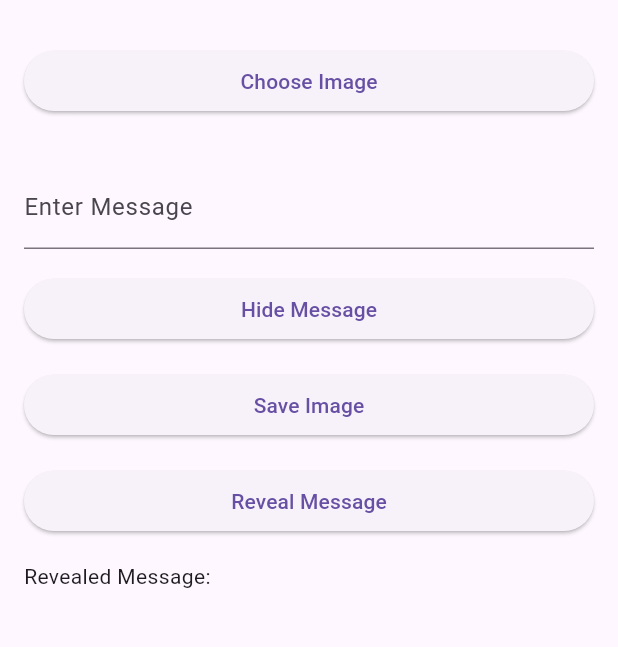
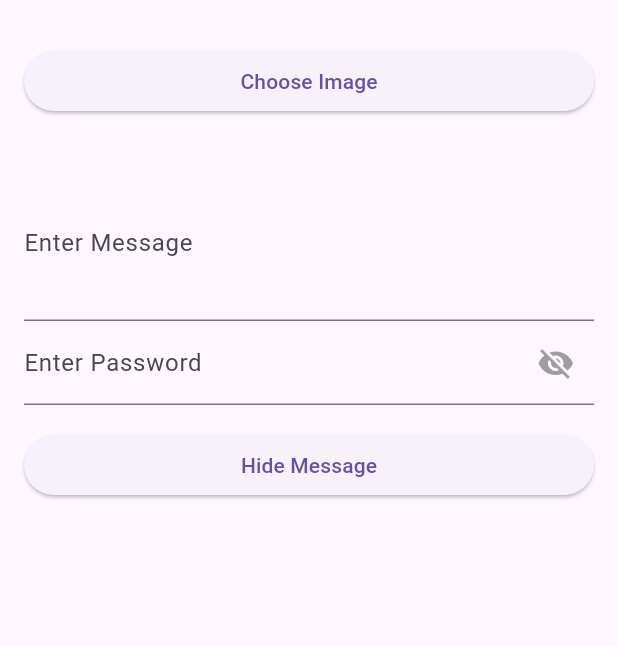
Before and after one commit to devanilarassati/stegLock, a Flutter app: the screen it shows after launch, after a tap on "Encode", on a phone screen of 412 x 824 dp, the part 63-710 px from its top. Run offline on Flutter 3.47's test engine with Material 3 defaults, Android fonts, the phone set to English and light mode, and no system bars; our stand-ins replace file_picker, image_picker, permission_handler; missing offline and left inert: external_path, steganograph.

Commit message:
chore: add basic feature

```diff
--- a/lib/pages/decryption_page.dart
+++ b/lib/pages/decryption_page.dart
@@ -62,7 +62,7 @@ class _DecryptionPageState extends State<DecryptionPage> {
                 }
 
                 // Perform decryption
-                result = Util.decryptOTP(encryptedText, key);
+                // result = Util.decrypt(encryptedText, key);
 
                 // Display result
                 showDialog(
--- /dev/null
+++ b/lib/pages/encode_page.dart
@@ -0,0 +1,136 @@
+import 'dart:io';
+import 'package:external_path/external_path.dart';
+import 'package:file_picker/file_picker.dart';
+import 'package:flutter/material.dart';
+import 'package:image_picker/image_picker.dart';
+import 'package:path_provider/path_provider.dart';
+import 'package:steganograph/steganograph.dart';
+import 'package:steglock2/supports/util.dart';
+import 'package:path/path.dart' as Path;
+
+class EncodePage extends StatefulWidget {
+  @override
+  _EncodePageState createState() => _EncodePageState();
+}
+
+class _EncodePageState extends State<EncodePage> {
+  File? _imageFile;
+  bool _passwordVisible = false;
+  final TextEditingController _messageController = TextEditingController();
+  final TextEditingController _passwordController = TextEditingController();
+
+  @override
+  Widget build(BuildContext context) {
+    return Scaffold(
+      appBar: AppBar(
+        title: Text('Steganography'),
+      ),
+      body: Expanded(
+        child: SingleChildScrollView(
+          child: Padding(
+            padding: const EdgeInsets.all(16.0),
+            child: Column(
+              crossAxisAlignment: CrossAxisAlignment.stretch,
+              children: [
+                ElevatedButton(
+                  onPressed: () => _pickImage(ImageSource.gallery),
+                  child: Text('Choose Image'),
+                ),
+                SizedBox(height: 16),
+                _imageFile != null
+                    ? Image.file(
+                        _imageFile!,
+                        height: 200,
+                      )
+                    : Container(),
+                SizedBox(height: 16),
+                TextField(
+                  controller: _messageController,
+                  minLines: 3,
+                  maxLines: null,
+                  keyboardType: TextInputType.multiline,
+                  textCapitalization: TextCapitalization.sentences,
+                  decoration: InputDecoration(labelText: 'Enter Message'),
+                ),
+                TextField(
+                  controller: _passwordController,
+                  obscureText: !_passwordVisible,
+                  enableSuggestions: false,
+                  autocorrect: false,
+                  decoration: InputDecoration(
+                    labelText: 'Enter Password',
+                    suffixIcon: GestureDetector(
+                      onTap: () {
+                        setState(() {
+                          _passwordVisible = !_passwordVisible;
+                        });
+                      },
+                      child: Container(
+                          margin: const EdgeInsets.all(13),
+                          child: Icon(
+                              this._passwordVisible
+                                  ? Icons.visibility
+                                  : Icons.visibility_off,
+                              color: Colors.grey,
+                              size: 25)),
+                    ),
+                  ),
+                ),
+                SizedBox(height: 16),
+                ElevatedButton(
+                  onPressed: _hideMessage,
+                  child: Text('Hide Message'),
+                ),
+                // SizedBox(height: 16),
+                // TextButton(
+                //   onPressed: () {
+                //     Clipboard.setData(ClipboardData(text: _key));
+                //   },
+                //   child: Text('Key: ${_key}'),
+                // ),
+              ],
+            ),
+          ),
+        ),
+      ),
+    );
+  }
+
+  Future<void> _pickImage(ImageSource source) async {
+    final pickedFile = await FilePicker.platform.pickFiles(
+      type: FileType.custom,
+      allowMultiple: false,
+      allowedExtensions: ['png'],
+    );
+
+    if (pickedFile != null) {
+      setState(() {
+        _imageFile = File(pickedFile.paths.first!);
+        // Reset the message when a new image is picked
+        _messageController.text = '';
+      });
+    }
+  }
+
+  Future<void> _hideMessage() async {
+    if (_imageFile == null) {
+      return;
+    }
+
+    // ecryption and steganography the message
+    String extPath = await ExternalPath.getExternalStoragePublicDirectory(
+        ExternalPath.DIRECTORY_DOWNLOADS);
+    final imagePath = extPath + "/steglock_" + Path.basename(_imageFile!.path);
+    debugPrint(
+        '${_messageController.text} ----- ${_passwordController.text} --- ${imagePath}');
+    // await imageFile?.copy(imagePath);
+    File? file = await Steganograph.encode(
+      image: File(_imageFile!.path),
+      message: _messageController.text,
+      encryptionKey: _passwordController.text,
+      outputFilePath: extPath + "/steglock_" + Path.basename(_imageFile!.path),
+    );
+    debugPrint(file!.path);
+    Util.showInfoDialog(context, () {});
+  }
+}
--- a/lib/pages/encryption_page.dart
+++ b/lib/pages/encryption_page.dart
@@ -43,6 +43,7 @@ class _EncryptionPageState extends State<EncryptionPage> {
             ),
             TextField(
               controller: messageController,
+              minLines: 3,
               decoration: InputDecoration(labelText: 'Masukkan Pesan'),
             ),
             TextField(
@@ -78,7 +79,7 @@ class _EncryptionPageState extends State<EncryptionPage> {
                 }
 
                 // Perform encryption
-                result = Util.encryptOTP(message, key);
+                // result = Util.encryptOTP(message, key);
 
                 // Display result
                 showDialog(
--- a/lib/pages/home_page.dart
+++ b/lib/pages/home_page.dart
@@ -1,9 +1,24 @@
 import 'package:flutter/material.dart';
+import 'package:permission_handler/permission_handler.dart';
+import 'package:steglock2/pages/decode_page.dart';
 import 'package:steglock2/pages/decryption_page.dart';
 import 'package:steglock2/pages/encryption_page.dart';
-import 'package:steglock2/pages/steganography_page.dart';
+import 'package:steglock2/pages/encode_page.dart';
 
-class HomePage extends StatelessWidget {
+class HomePage extends StatefulWidget {
+  @override
+  _HomePageState createState() => _HomePageState();
+}
+
+class _HomePageState extends State<HomePage> {
+
+  @override
+  void initState() {
+    // TODO: implement initState
+    super.initState();
+    _grantPermission();
+  }
+
   @override
   Widget build(BuildContext context) {
     return Scaffold(
@@ -38,7 +53,7 @@ class HomePage extends StatelessWidget {
               onPressed: () {
                 Navigator.push(
                   context,
-                  MaterialPageRoute(builder: (context) => SteganographyPage()),
+                  MaterialPageRoute(builder: (context) => EncodePage()),
                 );
               },
               child: Text('Encode'),
@@ -48,7 +63,7 @@ class HomePage extends StatelessWidget {
               onPressed: () {
                 Navigator.push(
                   context,
-                  MaterialPageRoute(builder: (context) => SteganographyPage()),
+                  MaterialPageRoute(builder: (context) => DecodePage()),
                 );
               },
               child: Text('Decode'),
@@ -58,4 +73,15 @@ class HomePage extends StatelessWidget {
       ),
     );
   }
+
+  void _grantPermission () async {
+    var status = await Permission.storage.status;
+    if (status.isGranted) {
+
+    } else {
+      await Permission.storage.request();
+      status = await Permission.storage.status;
+      print(status);
+    }
+ }
 }
--- a/lib/pages/steganography_page.dart
+++ /dev/null
@@ -1,179 +0,0 @@
-import 'dart:io';
-import 'dart:typed_data';
-
-import 'package:flutter/material.dart';
-import 'package:image_picker/image_picker.dart';
-import 'package:path_provider/path_provider.dart';
-import 'package:steglock2/supports/util.dart';
-import 'package:image/image.dart' as img;
-
-class SteganographyPage extends StatefulWidget {
-  @override
-  _SteganographyPageState createState() => _SteganographyPageState();
-}
-
-class _SteganographyPageState extends State<SteganographyPage> {
-  File? _imageFile;
-  String _message = '';
-  TextEditingController _messageController = TextEditingController();
-
-  Future<void> _pickImage(ImageSource source) async {
-    final pickedFile = await ImagePicker().pickImage(source: source);
-
-    if (pickedFile != null) {
-      setState(() {
-        _imageFile = File(pickedFile.path);
-        _messageController.text =
-            ''; // Reset the message when a new image is picked
-      });
-    }
-  }
-
-  Future<void> _saveImage() async {
-    if (_imageFile == null) {
-      return;
-    }
-
-    // Menggunakan package path_provider untuk mendapatkan direktori penyimpanan eksternal
-    final directory = await getExternalStorageDirectory();
-    final imagePath = '${directory!.path}/hidden_image.png';
-
-    // Menyimpan gambar tersembunyi
-    _imageFile!.copy(imagePath).then((value) {
-      Util.showInfoDialog(context, () {
-        Navigator.of(context).pop();
-      });
-    });
-  }
-
-  Future<void> _hideMessage() async {
-    if (_imageFile == null) {
-      return;
-    }
-
-    final bytes = await _imageFile!.readAsBytes();
-    final image = img.decodeImage(Uint8List.fromList(bytes));
-
-    if (image != null) {
-      String message = _messageController.text;
-
-      if (message.isNotEmpty) {
-        // Convert the message to binary
-        List<int> binaryMessage = message.codeUnits
-            .expand(
-                (int unit) => unit.toRadixString(2).padLeft(8, '0').codeUnits)
-            .toList();
-
-        // Hide the binary message in the image
-        int bitIndex = 0;
-        for (int y = 0; y < image.height; y++) {
-          for (int x = 0; x < image.width; x++) {
-            if (bitIndex < binaryMessage.length) {
-              int pixel = image.getPixel(x, y);
-              int newPixel = (pixel & 0xFE) |
-                  (binaryMessage[bitIndex] -
-                      48); // Change the least significant bit
-              image.setPixel(x, y, newPixel);
-              bitIndex++;
-            } else {
-              break;
-            }
-          }
-          if (bitIndex >= binaryMessage.length) {
-            break;
-          }
-        }
-
-        // Save the modified image
-        final hiddenImage = img.encodePng(image!);
-        setState(() {
-          _imageFile = File.fromRawPath(Uint8List.fromList(hiddenImage!));
-        });
-      }
-    }
-  }
-
-  Future<void> _revealMessage() async {
-    if (_imageFile == null) {
-      return;
-    }
-
-    final bytes = await _imageFile!.readAsBytes();
-    final image = img.decodeImage(Uint8List.fromList(bytes));
-
-    if (image != null) {
-      List<int> binaryMessage = [];
-
-      for (int y = 0; y < image.height; y++) {
-        for (int x = 0; x < image.width; x++) {
-          int pixel = image.getPixel(x, y);
-          binaryMessage.add(pixel &
-              0x01 +
-                  48); // Extract the least significant bit and convert to ASCII
-        }
-      }
-
-      // Convert binary to text
-      String message = String.fromCharCodes(List.generate(
-          (binaryMessage.length / 8).floor(),
-          (index) => int.parse(
-              String.fromCharCodes(
-                  binaryMessage.sublist(index * 8, (index + 1) * 8)),
-              radix: 2)));
-
-      setState(() {
-        _message = message;
-      });
-    }
-  }
-
-  @override
-  Widget build(BuildContext context) {
-    return Scaffold(
-      appBar: AppBar(
-        title: Text('Steganography'),
-      ),
-      body: Padding(
-        padding: const EdgeInsets.all(16.0),
-        child: Column(
-          crossAxisAlignment: CrossAxisAlignment.stretch,
-          children: [
-            ElevatedButton(
-              onPressed: () => _pickImage(ImageSource.gallery),
-              child: Text('Choose Image'),
-            ),
-            SizedBox(height: 16),
-            _imageFile != null
-                ? Image.file(
-                    _imageFile!,
-                    height: 200,
-                  )
-                : Container(),
-            SizedBox(height: 16),
-            TextField(
-              controller: _messageController,
-              decoration: InputDecoration(labelText: 'Enter Message'),
-            ),
-            SizedBox(height: 16),
-            ElevatedButton(
-              onPressed: _hideMessage,
-              child: Text('Hide Message'),
-            ),
-            SizedBox(height: 16),
-            ElevatedButton(
-              onPressed: _saveImage, // Tambahkan fungsi untuk menyimpan gambar
-              child: Text('Save Image'),
-            ),
-            SizedBox(height: 16),
-            ElevatedButton(
-              onPressed: _revealMessage,
-              child: Text('Reveal Message'),
-            ),
-            SizedBox(height: 16),
-            Text('Revealed Message: $_message'),
-          ],
-        ),
-      ),
-    );
-  }
-}
--- a/pubspec.yaml
+++ b/pubspec.yaml
@@ -32,6 +32,9 @@ dependencies:
   image: ^3.0.1
   image_picker: 1.0.5
   file_picker: ^4.0.10
+  steganograph: ^1.0.0
+  permission_handler: ^11.1.0
+  external_path: ^1.0.3
   flutter:
     sdk: flutter
 
```
Also changed, not shown: lib/pages/decode_page.dart (added, +122 -0 lines), lib/supports/extensions.dart (added, +7 -0 lines), lib/supports/util.dart (+27 -32 lines), pubspec.lock, 3 other files.
